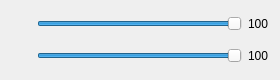
Old version of the form core/sliders_of_image_corrector.ui in the repository ValeryStk/satellite_comparator.
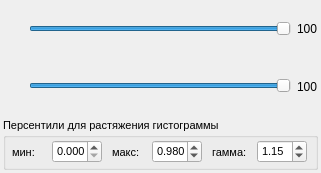
New version of the form.

```diff
--- a/core/sliders_of_image_corrector.ui
+++ b/core/sliders_of_image_corrector.ui
@@ -6,26 +6,38 @@
    <rect>
     <x>0</x>
     <y>0</y>
-    <width>280</width>
-    <height>80</height>
+    <width>321</width>
+    <height>173</height>
    </rect>
   </property>
   <property name="minimumSize">
    <size>
-    <width>280</width>
-    <height>80</height>
+    <width>321</width>
+    <height>100</height>
    </size>
   </property>
   <property name="maximumSize">
    <size>
-    <width>280</width>
-    <height>80</height>
+    <width>321</width>
+    <height>193</height>
    </size>
   </property>
   <property name="windowTitle">
    <string>Form</string>
   </property>
   <layout class="QVBoxLayout" name="verticalLayout_2">
+   <property name="leftMargin">
+    <number>3</number>
+   </property>
+   <property name="topMargin">
+    <number>3</number>
+   </property>
+   <property name="rightMargin">
+    <number>3</number>
+   </property>
+   <property name="bottomMargin">
+    <number>3</number>
+   </property>
    <item>
     <layout class="QVBoxLayout" name="verticalLayout">
      <item>
@@ -162,6 +174,170 @@
        </item>
       </layout>
      </item>
+     <item>
+      <widget class="QGroupBox" name="groupBox">
+       <property name="font">
+        <font>
+         <pointsize>8</pointsize>
+        </font>
+       </property>
+       <property name="title">
+        <string>Персентили для растяжения гистограммы</string>
+       </property>
+       <layout class="QHBoxLayout" name="horizontalLayout_3">
+        <property name="leftMargin">
+         <number>2</number>
+        </property>
+        <property name="topMargin">
+         <number>2</number>
+        </property>
+        <property name="rightMargin">
+         <number>2</number>
+        </property>
+        <property name="bottomMargin">
+         <number>2</number>
+        </property>
+        <item>
+         <widget class="QLabel" name="label">
+          <property name="minimumSize">
+           <size>
+            <width>30</width>
+            <height>0</height>
+           </size>
+          </property>
+          <property name="maximumSize">
+           <size>
+            <width>29</width>
+            <height>16777215</height>
+           </size>
+          </property>
+          <property name="baseSize">
+           <size>
+            <width>2</width>
+            <height>0</height>
+           </size>
+          </property>
+          <property name="font">
+           <font>
+            <pointsize>8</pointsize>
+           </font>
+          </property>
+          <property name="text">
+           <string>мин:</string>
+          </property>
+         </widget>
+        </item>
+        <item>
+         <widget class="QDoubleSpinBox" name="spinBox_lowPct">
+          <property name="maximumSize">
+           <size>
+            <width>50</width>
+            <height>16777215</height>
+           </size>
+          </property>
+          <property name="decimals">
+           <number>3</number>
+          </property>
+          <property name="singleStep">
+           <double>0.010000000000000</double>
+          </property>
+          <property name="value">
+           <double>0.000000000000000</double>
+          </property>
+         </widget>
+        </item>
+        <item>
+         <widget class="QLabel" name="label_2">
+          <property name="minimumSize">
+           <size>
+            <width>30</width>
+            <height>0</height>
+           </size>
+          </property>
+          <property name="maximumSize">
+           <size>
+            <width>30</width>
+            <height>16777215</height>
+           </size>
+          </property>
+          <property name="baseSize">
+           <size>
+            <width>2</width>
+            <height>0</height>
+           </size>
+          </property>
+          <property name="font">
+           <font>
+            <pointsize>8</pointsize>
+           </font>
+          </property>
+          <property name="text">
+           <string>макс:</string>
+          </property>
+         </widget>
+        </item>
+        <item>
+         <widget class="QDoubleSpinBox" name="spinBox_highPct">
+          <property name="maximumSize">
+           <size>
+            <width>50</width>
+            <height>16777215</height>
+           </size>
+          </property>
+          <property name="decimals">
+           <number>3</number>
+          </property>
+          <property name="maximum">
+           <double>1.000000000000000</double>
+          </property>
+          <property name="singleStep">
+           <double>0.010000000000000</double>
+          </property>
+          <property name="value">
+           <double>0.980000000000000</double>
+          </property>
+         </widget>
+        </item>
+        <item>
+         <widget class="QLabel" name="label_3">
+          <property name="minimumSize">
+           <size>
+            <width>35</width>
+            <height>0</height>
+           </size>
+          </property>
+          <property name="maximumSize">
+           <size>
+            <width>35</width>
+            <height>16777215</height>
+           </size>
+          </property>
+          <property name="font">
+           <font>
+            <pointsize>8</pointsize>
+           </font>
+          </property>
+          <property name="text">
+           <string>гамма:</string>
+          </property>
+         </widget>
+        </item>
+        <item>
+         <widget class="QDoubleSpinBox" name="spinBox_gamma">
+          <property name="maximumSize">
+           <size>
+            <width>50</width>
+            <height>16777215</height>
+           </size>
+          </property>
+          <property name="value">
+           <double>1.150000000000000</double>
+          </property>
+         </widget>
+        </item>
+       </layout>
+      </widget>
+     </item>
     </layout>
    </item>
   </layout>
```
